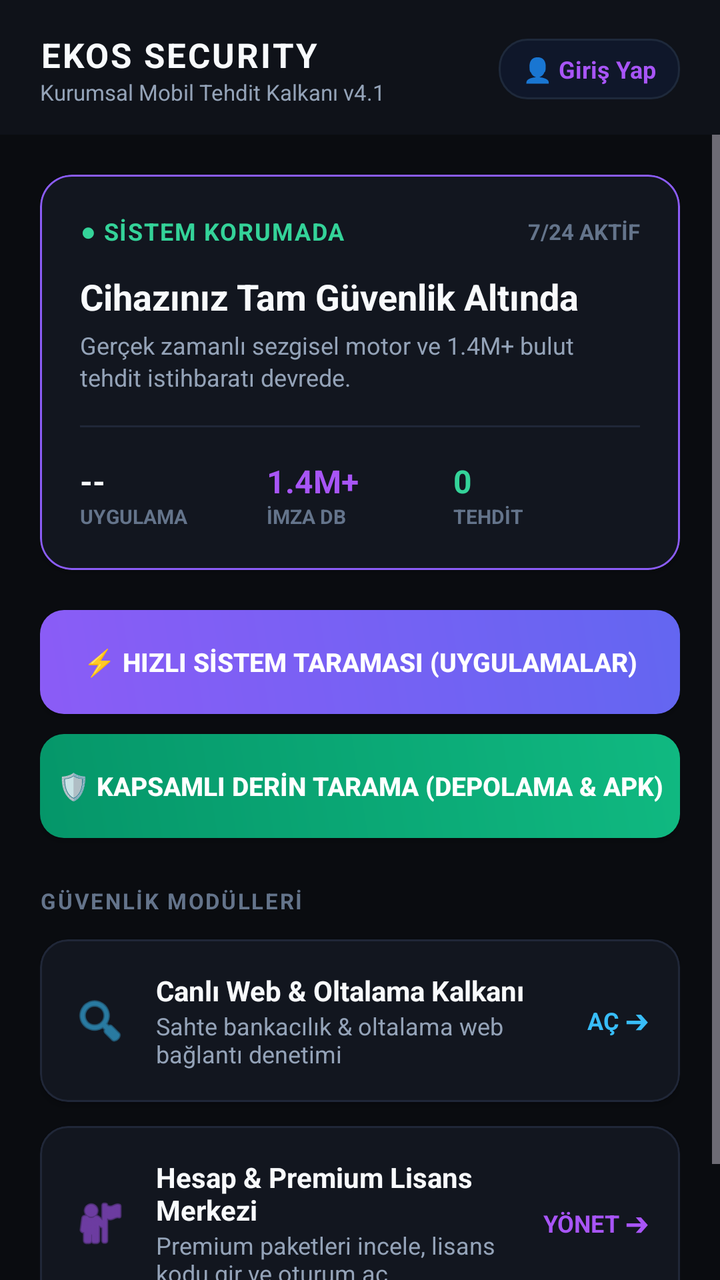
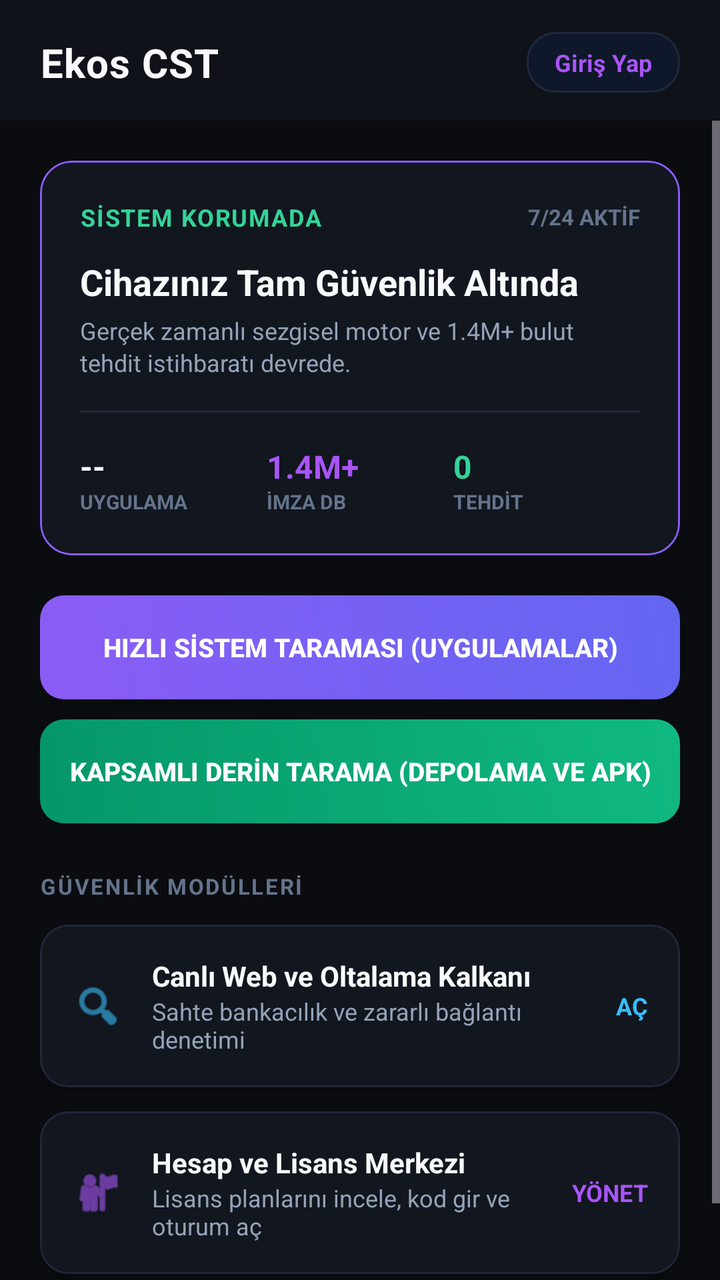

Screens rendered from an Android XML layout before and after an edit, with the pre-edit source and the edit as a unified diff.
<!-- AndroidManifest.xml: application theme Theme.EKOSAntivirus -->
<!-- res/layout/activity_main.xml -->
<?xml version="1.0" encoding="utf-8"?>
<LinearLayout
    xmlns:android="http://schemas.android.com/apk/res/android"
    xmlns:app="http://schemas.android.com/apk/res-auto"
    android:id="@+id/rootMainLayout"
    android:layout_width="match_parent"
    android:layout_height="match_parent"
    android:orientation="vertical"
    android:background="@color/bg_dark"
    android:fitsSystemWindows="true">

    
    <LinearLayout
        android:layout_width="match_parent"
        android:layout_height="wrap_content"
        android:orientation="horizontal"
        android:gravity="center_vertical"
        android:paddingHorizontal="20dp"
        android:paddingTop="16dp"
        android:paddingBottom="14dp"
        android:background="@color/bg_sidebar">

        <LinearLayout
            android:layout_width="0dp"
            android:layout_height="wrap_content"
            android:layout_weight="1"
            android:orientation="vertical">

            <TextView
                android:layout_width="wrap_content"
                android:layout_height="wrap_content"
                android:text="EKOS SECURITY"
                android:textColor="@color/text_main"
                android:textSize="17sp"
                android:textStyle="bold"
                android:letterSpacing="0.06" />

            <TextView
                android:layout_width="wrap_content"
                android:layout_height="wrap_content"
                android:text="Kurumsal Mobil Tehdit Kalkanı v4.1"
                android:textColor="@color/text_muted"
                android:textSize="11sp" />
        </LinearLayout>

        
        <LinearLayout
            android:id="@+id/btnHeaderAccount"
            android:layout_width="wrap_content"
            android:layout_height="wrap_content"
            android:orientation="horizontal"
            android:gravity="center_vertical"
            android:background="@drawable/bg_card_glass"
            android:paddingHorizontal="12dp"
            android:paddingVertical="7dp"
            android:clickable="true"
            android:focusable="true">

            <TextView
                android:id="@+id/tvHeaderAccountStatus"
                android:layout_width="wrap_content"
                android:layout_height="wrap_content"
                android:text="👤 Giriş Yap"
                android:textColor="@color/accent_purple_light"
                android:textSize="12sp"
                android:textStyle="bold" />
        </LinearLayout>
    </LinearLayout>

    <ScrollView
        android:layout_width="match_parent"
        android:layout_height="match_parent"
        android:fillViewport="true">

        <LinearLayout
            android:layout_width="match_parent"
            android:layout_height="wrap_content"
            android:orientation="vertical"
            android:padding="20dp">

            
            <com.google.android.material.card.MaterialCardView
                android:layout_width="match_parent"
                android:layout_height="wrap_content"
                android:layout_marginBottom="20dp"
                app:cardBackgroundColor="@color/bg_card"
                app:strokeColor="@color/border_hover"
                app:strokeWidth="1dp"
                app:cardCornerRadius="16dp">

                <LinearLayout
                    android:layout_width="match_parent"
                    android:layout_height="wrap_content"
                    android:orientation="vertical"
                    android:padding="20dp">

                    <LinearLayout
                        android:layout_width="match_parent"
                        android:layout_height="wrap_content"
                        android:orientation="horizontal"
                        android:gravity="center_vertical">

                        <TextView
                            android:id="@+id/tvHeaderStatusBadge"
                            android:layout_width="wrap_content"
                            android:layout_height="wrap_content"
                            android:text="● SİSTEM KORUMADA"
                            android:textColor="@color/accent_emerald_light"
                            android:textSize="12sp"
                            android:textStyle="bold"
                            android:letterSpacing="0.05" />

                        <View
                            android:layout_width="0dp"
                            android:layout_height="1dp"
                            android:layout_weight="1" />

                        <TextView
                            android:layout_width="wrap_content"
                            android:layout_height="wrap_content"
                            android:text="7/24 AKTİF"
                            android:textColor="@color/text_subtle"
                            android:textSize="11sp"
                            android:textStyle="bold" />
                    </LinearLayout>

                    <TextView
                        android:id="@+id/tvMainShieldTitle"
                        android:layout_width="wrap_content"
                        android:layout_height="wrap_content"
                        android:layout_marginTop="12dp"
                        android:text="Cihazınız Tam Güvenlik Altında"
                        android:textColor="@color/text_main"
                        android:textSize="18sp"
                        android:textStyle="bold" />

                    <TextView
                        android:id="@+id/tvMainShieldSub"
                        android:layout_width="wrap_content"
                        android:layout_height="wrap_content"
                        android:layout_marginTop="4dp"
                        android:text="Gerçek zamanlı sezgisel motor ve 1.4M+ bulut tehdit istihbaratı devrede."
                        android:textColor="@color/text_muted"
                        android:textSize="12sp"
                        android:lineSpacingExtra="2dp" />

                    <View
                        android:layout_width="match_parent"
                        android:layout_height="1dp"
                        android:layout_marginVertical="16dp"
                        android:background="@color/bg_card_border" />

                    
                    <LinearLayout
                        android:layout_width="match_parent"
                        android:layout_height="wrap_content"
                        android:orientation="horizontal"
                        android:weightSum="3">

                        <LinearLayout
                            android:layout_width="0dp"
                            android:layout_height="wrap_content"
                            android:layout_weight="1"
                            android:orientation="vertical">
                            <TextView
                                android:id="@+id/tvMetricAppsCount"
                                android:layout_width="wrap_content"
                                android:layout_height="wrap_content"
                                android:text="--"
                                android:textColor="@color/text_main"
                                android:textSize="16sp"
                                android:textStyle="bold" />
                            <TextView
                                android:layout_width="wrap_content"
                                android:layout_height="wrap_content"
                                android:text="UYGULAMA"
                                android:textColor="@color/text_subtle"
                                android:textSize="10sp"
                                android:textStyle="bold" />
                        </LinearLayout>

                        <LinearLayout
                            android:layout_width="0dp"
                            android:layout_height="wrap_content"
                            android:layout_weight="1"
                            android:orientation="vertical">
                            <TextView
                                android:layout_width="wrap_content"
                                android:layout_height="wrap_content"
                                android:text="1.4M+"
                                android:textColor="@color/accent_purple_light"
                                android:textSize="16sp"
                                android:textStyle="bold" />
                            <TextView
                                android:layout_width="wrap_content"
                                android:layout_height="wrap_content"
                                android:text="İMZA DB"
                                android:textColor="@color/text_subtle"
                                android:textSize="10sp"
                                android:textStyle="bold" />
                        </LinearLayout>

                        <LinearLayout
                            android:layout_width="0dp"
                            android:layout_height="wrap_content"
                            android:layout_weight="1"
                            android:orientation="vertical">
                            <TextView
                                android:id="@+id/tvMetricThreats"
                                android:layout_width="wrap_content"
                                android:layout_height="wrap_content"
                                android:text="0"
                                android:textColor="@color/accent_emerald_light"
                                android:textSize="16sp"
                                android:textStyle="bold" />
                            <TextView
                                android:layout_width="wrap_content"
                                android:layout_height="wrap_content"
                                android:text="TEHDİT"
                                android:textColor="@color/text_subtle"
                                android:textSize="10sp"
                                android:textStyle="bold" />
                        </LinearLayout>

                    </LinearLayout>

                </LinearLayout>
            </com.google.android.material.card.MaterialCardView>

            
            <Button
                android:id="@+id/btnStartQuickScan"
                android:layout_width="match_parent"
                android:layout_height="52dp"
                android:text="⚡ HIZLI SİSTEM TARAMASI (UYGULAMALAR)"
                android:textColor="@color/white"
                android:textStyle="bold"
                android:textSize="13sp"
                android:background="@drawable/bg_button_primary"
                android:layout_marginBottom="10dp" />

            
            <Button
                android:id="@+id/btnStartDeepScan"
                android:layout_width="match_parent"
                android:layout_height="52dp"
                android:text="🛡️ KAPSAMLI DERİN TARAMA (DEPOLAMA &amp; APK)"
                android:textColor="@color/white"
                android:textStyle="bold"
                android:textSize="13sp"
                android:background="@drawable/bg_button_emerald"
                android:layout_marginBottom="24dp" />

            
            <TextView
                android:layout_width="wrap_content"
                android:layout_height="wrap_content"
                android:text="GÜVENLİK MODÜLLERİ"
                android:textColor="@color/text_subtle"
                android:textSize="11sp"
                android:textStyle="bold"
                android:letterSpacing="0.08"
                android:layout_marginBottom="12dp" />

            
            <com.google.android.material.card.MaterialCardView
                android:id="@+id/cardWebShield"
                android:layout_width="match_parent"
                android:layout_height="wrap_content"
                android:layout_marginBottom="12dp"
                android:clickable="true"
                android:focusable="true">

                <LinearLayout
                    android:layout_width="match_parent"
                    android:layout_height="wrap_content"
                    android:orientation="horizontal"
                    android:padding="16dp"
                    android:gravity="center_vertical">

                    <ImageView
                        android:layout_width="28dp"
                        android:layout_height="28dp"
                        android:src="@android:drawable/ic_menu_search"
                        app:tint="@color/accent_cyan" />

                    <LinearLayout
                        android:layout_width="0dp"
                        android:layout_height="wrap_content"
                        android:layout_weight="1"
                        android:layout_marginStart="14dp"
                        android:orientation="vertical">

                        <TextView
                            android:layout_width="wrap_content"
                            android:layout_height="wrap_content"
                            android:text="Canlı Web &amp; Oltalama Kalkanı"
                            android:textColor="@color/text_main"
                            android:textSize="14sp"
                            android:textStyle="bold" />

                        <TextView
                            android:layout_width="wrap_content"
                            android:layout_height="wrap_content"
                            android:text="Sahte bankacılık &amp; oltalama web bağlantı denetimi"
                            android:textColor="@color/text_muted"
                            android:textSize="12sp" />
                    </LinearLayout>

                    <TextView
                        android:layout_width="wrap_content"
                        android:layout_height="wrap_content"
                        android:text="AÇ ➔"
                        android:textColor="@color/accent_cyan"
                        android:textSize="12sp"
                        android:textStyle="bold" />
                </LinearLayout>
            </com.google.android.material.card.MaterialCardView>

            
            <com.google.android.material.card.MaterialCardView
                android:id="@+id/cardAccountManagement"
                android:layout_width="match_parent"
                android:layout_height="wrap_content"
                android:layout_marginBottom="24dp"
                android:clickable="true"
                android:focusable="true">

                <LinearLayout
                    android:layout_width="match_parent"
                    android:layout_height="wrap_content"
                    android:orientation="horizontal"
                    android:padding="16dp"
                    android:gravity="center_vertical">

                    <ImageView
                        android:layout_width="28dp"
                        android:layout_height="28dp"
                        android:src="@android:drawable/ic_menu_myplaces"
                        app:tint="@color/accent_purple_light" />

                    <LinearLayout
                        android:layout_width="0dp"
                        android:layout_height="wrap_content"
                        android:layout_weight="1"
                        android:layout_marginStart="14dp"
                        android:orientation="vertical">

                        <TextView
                            android:layout_width="wrap_content"
                            android:layout_height="wrap_content"
                            android:text="Hesap &amp; Premium Lisans Merkezi"
                            android:textColor="@color/text_main"
                            android:textSize="14sp"
                            android:textStyle="bold" />

                        <TextView
                            android:layout_width="wrap_content"
                            android:layout_height="wrap_content"
                            android:text="Premium paketleri incele, lisans kodu gir ve oturum aç"
                            android:textColor="@color/text_muted"
                            android:textSize="12sp" />
                    </LinearLayout>

                    <TextView
                        android:layout_width="wrap_content"
                        android:layout_height="wrap_content"
                        android:text="YÖNET ➔"
                        android:textColor="@color/accent_purple_light"
                        android:textSize="12sp"
                        android:textStyle="bold" />
                </LinearLayout>
            </com.google.android.material.card.MaterialCardView>

        </LinearLayout>
    </ScrollView>

</LinearLayout>
<!-- resources referenced by this layout -->
<resources>
  <color name="accent_cyan">#38BDF8</color>
  <color name="accent_emerald_light">#34D399</color>
  <color name="accent_purple_light">#A855F7</color>
  <color name="bg_card">#12161F</color>
  <color name="bg_card_border">#202738</color>
  <color name="bg_dark">#0A0C10</color>
  <color name="bg_sidebar">#0F1219</color>
  <color name="border_hover">#8B5CF6</color>
  <color name="text_main">#F8FAFC</color>
  <color name="text_muted">#94A3B8</color>
  <color name="text_subtle">#64748B</color>
  <color name="white">#FFFFFF</color>
  <!-- drawable bg_button_emerald (drawable) -->
  <?xml version="1.0" encoding="utf-8"?>
  <ripple xmlns:android="http://schemas.android.com/apk/res/android"
      android:color="#40FFFFFF">
      <item>
          <shape android:shape="rectangle">
              <gradient
                  android:startColor="#059669"
                  android:endColor="#10B981"
                  android:angle="45" />
              <corners android:radius="12dp" />
          </shape>
      </item>
  </ripple>
  <!-- drawable bg_button_primary (drawable) -->
  <?xml version="1.0" encoding="utf-8"?>
  <ripple xmlns:android="http://schemas.android.com/apk/res/android"
      android:color="#40FFFFFF">
      <item>
          <shape android:shape="rectangle">
              <gradient
                  android:startColor="#8B5CF6"
                  android:endColor="#6366F1"
                  android:angle="45" />
              <corners android:radius="12dp" />
          </shape>
      </item>
  </ripple>
  <!-- drawable bg_card_glass (drawable) -->
  <?xml version="1.0" encoding="utf-8"?>
  <shape xmlns:android="http://schemas.android.com/apk/res/android"
      android:shape="rectangle">
      <solid android:color="#0F172A" />
      <stroke
          android:width="1dp"
          android:color="#1E293B" />
      <corners android:radius="14dp" />
  </shape>
  <style name="Theme.EKOSAntivirus" parent="Theme.Material3.Dark.NoActionBar">
          
          <item name="colorPrimary">@color/accent_purple</item>
          <item name="colorOnPrimary">@color/white</item>
          <item name="colorPrimaryContainer">@color/bg_card_elevated</item>
          <item name="colorOnPrimaryContainer">@color/accent_purple_light</item>
  
          
          <item name="colorSecondary">@color/accent_emerald</item>
          <item name="colorOnSecondary">@color/bg_dark</item>
  
          
          <item name="android:statusBarColor">@color/bg_dark</item>
          <item name="android:navigationBarColor">@color/bg_dark</item>
          <item name="android:windowBackground">@color/bg_dark</item>
  
          
          <item name="android:windowLayoutInDisplayCutoutMode" tools:targetApi="p">shortEdges</item>
  
          
          <item name="materialCardViewStyle">@style/Widget.EKOS.CardView</item>
      </style>
  <color name="accent_purple">#8B5CF6</color>
  <color name="bg_card_elevated">#1A202D</color>
  <color name="accent_emerald">#10B981</color>
  <style name="Widget.EKOS.CardView" parent="Widget.Material3.CardView.Filled">
          <item name="cardBackgroundColor">@color/bg_card</item>
          <item name="strokeColor">@color/bg_card_border</item>
          <item name="strokeWidth">1dp</item>
          <item name="cardCornerRadius">14dp</item>
          <item name="cardElevation">2dp</item>
      </style>
</resources>

<!-- the commit's change to res/layout/activity_main.xml (unified diff, before → after) -->
@@ -20,28 +20,15 @@
         android:paddingBottom="14dp"
         android:background="@color/bg_sidebar">
 
-        <LinearLayout
+        <TextView
             android:layout_width="0dp"
             android:layout_height="wrap_content"
             android:layout_weight="1"
-            android:orientation="vertical">
-
-            <TextView
-                android:layout_width="wrap_content"
-                android:layout_height="wrap_content"
-                android:text="EKOS SECURITY"
-                android:textColor="@color/text_main"
-                android:textSize="17sp"
-                android:textStyle="bold"
-                android:letterSpacing="0.06" />
-
-            <TextView
-                android:layout_width="wrap_content"
-                android:layout_height="wrap_content"
-                android:text="Kurumsal Mobil Tehdit Kalkanı v4.1"
-                android:textColor="@color/text_muted"
-                android:textSize="11sp" />
-        </LinearLayout>
+            android:text="Ekos CST"
+            android:textColor="@color/text_main"
+            android:textSize="20sp"
+            android:textStyle="bold"
+            android:letterSpacing="0.02" />
 
         
         <LinearLayout
@@ -51,7 +38,7 @@
             android:orientation="horizontal"
             android:gravity="center_vertical"
             android:background="@drawable/bg_card_glass"
-            android:paddingHorizontal="12dp"
+            android:paddingHorizontal="14dp"
             android:paddingVertical="7dp"
             android:clickable="true"
             android:focusable="true">
@@ -60,7 +47,7 @@
                 android:id="@+id/tvHeaderAccountStatus"
                 android:layout_width="wrap_content"
                 android:layout_height="wrap_content"
-                android:text="👤 Giriş Yap"
+                android:text="Giriş Yap"
                 android:textColor="@color/accent_purple_light"
                 android:textSize="12sp"
                 android:textStyle="bold" />
@@ -104,7 +91,7 @@
                             android:id="@+id/tvHeaderStatusBadge"
                             android:layout_width="wrap_content"
                             android:layout_height="wrap_content"
-                            android:text="● SİSTEM KORUMADA"
+                            android:text="SİSTEM KORUMADA"
                             android:textColor="@color/accent_emerald_light"
                             android:textSize="12sp"
                             android:textStyle="bold"
@@ -232,7 +219,7 @@
                 android:id="@+id/btnStartQuickScan"
                 android:layout_width="match_parent"
                 android:layout_height="52dp"
-                android:text="⚡ HIZLI SİSTEM TARAMASI (UYGULAMALAR)"
+                android:text="HIZLI SİSTEM TARAMASI (UYGULAMALAR)"
                 android:textColor="@color/white"
                 android:textStyle="bold"
                 android:textSize="13sp"
@@ -244,7 +231,7 @@
                 android:id="@+id/btnStartDeepScan"
                 android:layout_width="match_parent"
                 android:layout_height="52dp"
-                android:text="🛡️ KAPSAMLI DERİN TARAMA (DEPOLAMA &amp; APK)"
+                android:text="KAPSAMLI DERİN TARAMA (DEPOLAMA VE APK)"
                 android:textColor="@color/white"
                 android:textStyle="bold"
                 android:textSize="13sp"
@@ -279,8 +266,8 @@
                     android:gravity="center_vertical">
 
                     <ImageView
-                        android:layout_width="28dp"
-                        android:layout_height="28dp"
+                        android:layout_width="26dp"
+                        android:layout_height="26dp"
                         android:src="@android:drawable/ic_menu_search"
                         app:tint="@color/accent_cyan" />
 
@@ -294,7 +281,7 @@
                         <TextView
                             android:layout_width="wrap_content"
                             android:layout_height="wrap_content"
-                            android:text="Canlı Web &amp; Oltalama Kalkanı"
+                            android:text="Canlı Web ve Oltalama Kalkanı"
                             android:textColor="@color/text_main"
                             android:textSize="14sp"
                             android:textStyle="bold" />
@@ -302,7 +289,7 @@
                         <TextView
                             android:layout_width="wrap_content"
                             android:layout_height="wrap_content"
-                            android:text="Sahte bankacılık &amp; oltalama web bağlantı denetimi"
+                            android:text="Sahte bankacılık ve zararlı bağlantı denetimi"
                             android:textColor="@color/text_muted"
                             android:textSize="12sp" />
                     </LinearLayout>
@@ -310,7 +297,7 @@
                     <TextView
                         android:layout_width="wrap_content"
                         android:layout_height="wrap_content"
-                        android:text="AÇ ➔"
+                        android:text="AÇ"
                         android:textColor="@color/accent_cyan"
                         android:textSize="12sp"
                         android:textStyle="bold" />
@@ -334,8 +321,8 @@
                     android:gravity="center_vertical">
 
                     <ImageView
-                        android:layout_width="28dp"
-                        android:layout_height="28dp"
+                        android:layout_width="26dp"
+                        android:layout_height="26dp"
                         android:src="@android:drawable/ic_menu_myplaces"
                         app:tint="@color/accent_purple_light" />
 
@@ -349,7 +336,7 @@
                         <TextView
                             android:layout_width="wrap_content"
                             android:layout_height="wrap_content"
-                            android:text="Hesap &amp; Premium Lisans Merkezi"
+                            android:text="Hesap ve Lisans Merkezi"
                             android:textColor="@color/text_main"
                             android:textSize="14sp"
                             android:textStyle="bold" />
@@ -357,7 +344,7 @@
                         <TextView
                             android:layout_width="wrap_content"
                             android:layout_height="wrap_content"
-                            android:text="Premium paketleri incele, lisans kodu gir ve oturum aç"
+                            android:text="Lisans planlarını incele, kod gir ve oturum aç"
                             android:textColor="@color/text_muted"
                             android:textSize="12sp" />
                     </LinearLayout>
@@ -365,7 +352,7 @@
                     <TextView
                         android:layout_width="wrap_content"
                         android:layout_height="wrap_content"
-                        android:text="YÖNET ➔"
+                        android:text="YÖNET"
                         android:textColor="@color/accent_purple_light"
                         android:textSize="12sp"
                         android:textStyle="bold" />
